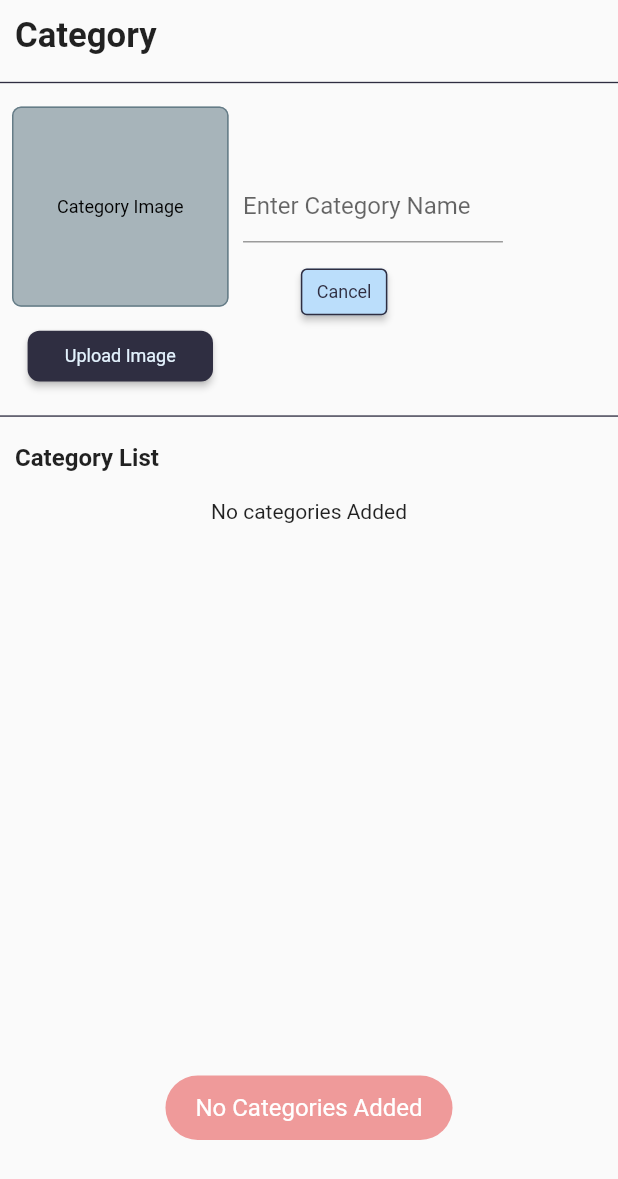
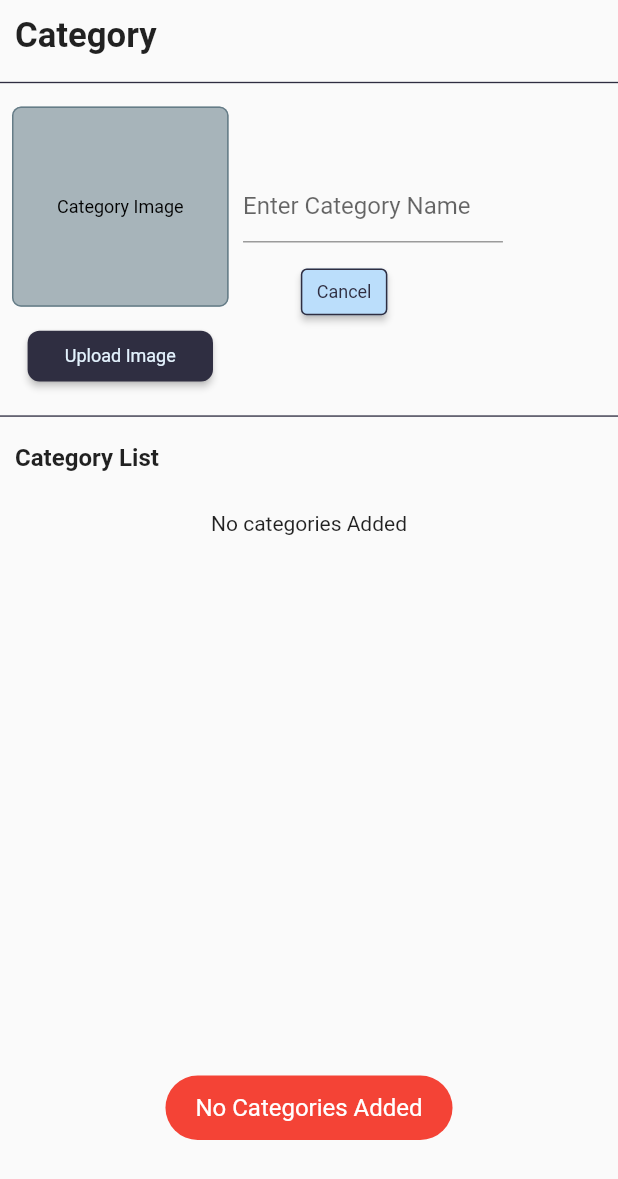
Before and after one commit to NBG-nero/Vendi, a Flutter app: the Categoryscreen widget shown alone on an empty page, opened directly, on a phone screen of 412 x 824 dp. Shown: the top 1179 px of the screen. Run offline on Flutter 3.47's test engine with Material 2 defaults, Android fonts, the phone set to English and light mode, and no system bars; our stand-ins replace auto_route, cached_network_image, cloud_firestore, dots_indicator, file_picker, firebase_auth and 13 more; missing offline and left inert: date_time_format, flutter_admin_scaffold; accounts and stored records are empty; network calls fail.

Commit message:
feat:minor ui updates

```diff
--- a/lib/Admin/AdminScreens/category/category_screen.dart
+++ b/lib/Admin/AdminScreens/category/category_screen.dart
@@ -28,7 +28,8 @@ class _CategoryscreenState extends State<Categoryscreen> {
           // ca.dispose();
         },
         builder: (context, model, child) {
-          return Column(
+          return SingleChildScrollView(
+            child: Column(
               children: [
                 Container(
                   alignment: Alignment.topLeft,
@@ -184,8 +185,14 @@ class _CategoryscreenState extends State<Categoryscreen> {
                   ),
                 ),
                 YMargin(10.h),
-              CategoryListWidget(viewModel: model,),
+                Padding(
+                  padding: const EdgeInsets.all(8.0),
+                  child: CategoryListWidget(
+                    viewModel: model,
+                  ),
+                ),
               ],
+            ),
           );
         });
   }
--- a/lib/utilities/utils.dart
+++ b/lib/utilities/utils.dart
@@ -2,8 +2,6 @@ import 'package:flutter/material.dart';
 import 'package:fluttertoast/fluttertoast.dart';
 
 import 'constants/colors.dart';
-
-
 
 showToast(String message) {
   Fluttertoast.showToast(
@@ -15,23 +13,25 @@ showToast(String message) {
       textColor: Colors.white,
       fontSize: 16.0);
 }
-showWarningToast(String message){
-   Fluttertoast.showToast(
+
+showWarningToast(String message) {
+  Fluttertoast.showToast(
       msg: message,
       toastLength: Toast.LENGTH_LONG,
       gravity: ToastGravity.BOTTOM,
       timeInSecForIosWeb: 2,
-       backgroundColor: VendiColors.tertiaryColor,
+      backgroundColor: VendiColors.tertiaryColor.withOpacity(0.9),
       textColor: Colors.white,
       fontSize: 16.0);
 }
+
 showErrorToast(String message) {
   Fluttertoast.showToast(
       msg: message,
       toastLength: Toast.LENGTH_LONG,
       gravity: ToastGravity.BOTTOM,
       timeInSecForIosWeb: 2,
-       backgroundColor: Colors.red[200],
+      backgroundColor: Colors.red,
       textColor: Colors.white,
       fontSize: 16.0);
 }
```
Also changed, not shown: lib/widgets/categories_list_widget.dart (+22 -13 lines). Lines whose indentation alone changed are shown as unchanged.
